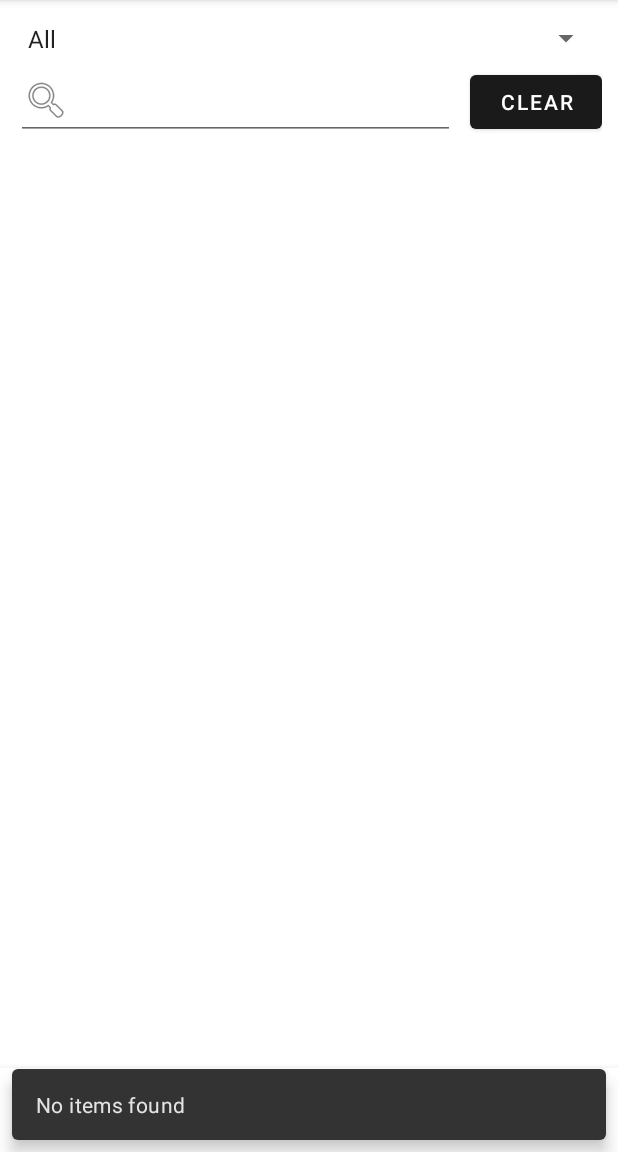
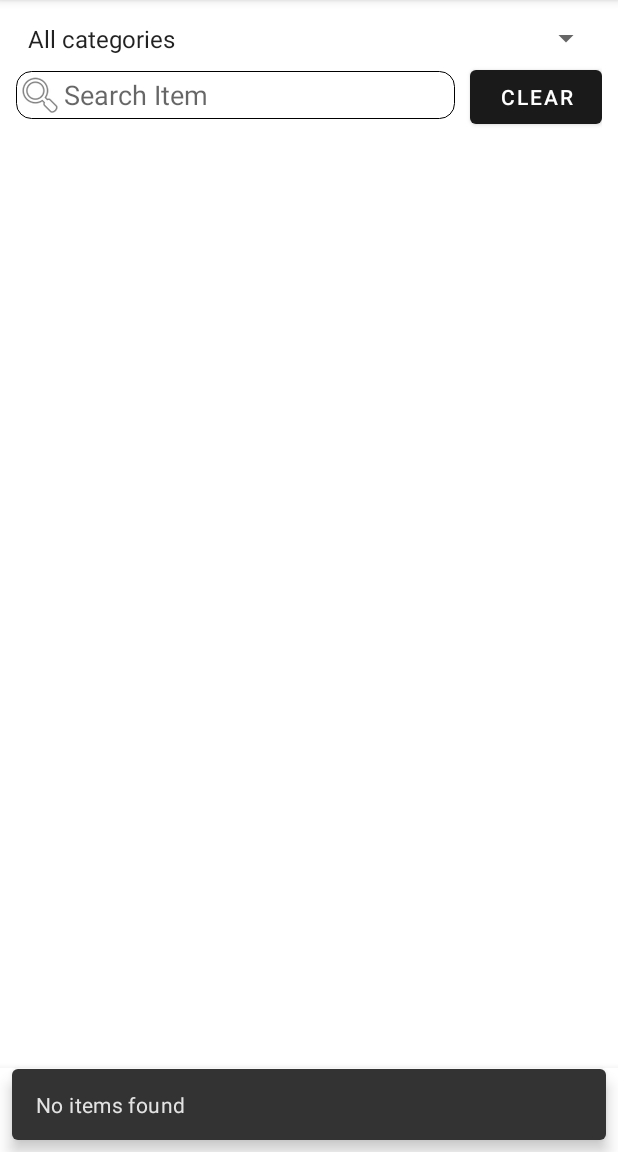
Before and after one commit to nikkon404/GroceryMan, an Android app: the screen it shows after launch (MainActivity), after a tap on "CLEAR", on a phone screen of 412 x 824 dp, the part 84-1236 px from its top. Run offline under Robolectric (Android 15) with nearby library versions, the light colour scheme and no system bars; 2 statements that could not run were skipped; 1 other tap on this screen came first.

Commit message:
UI improments

```diff
--- a/app/src/main/java/com/nikkon/groceryman/Fragments/HomeFragment.java
+++ b/app/src/main/java/com/nikkon/groceryman/Fragments/HomeFragment.java
@@ -88,7 +88,7 @@ public class HomeFragment extends Fragment {
         String[] categories = getContext().getResources().getStringArray(R.array.array_category);
         //add all to the beginning of the list
         String[] allCategories = new String[categories.length + 1];
-        allCategories[0] = "All";
+        allCategories[0] = "All categories";
         System.arraycopy(categories, 0, allCategories, 1, categories.length);
 
 
@@ -101,7 +101,7 @@ public class HomeFragment extends Fragment {
             @Override
             public void onItemSelected(AdapterView<?> adapterView, View view, int i, long l) {
                 String Cat = spinner.getSelectedItem().toString();
-                if (Cat.equals("All")) {
+                if (Cat.equals("All categories")) {
                     loadAllItems();
                 } else {
                     setupData(itemModel.findItemsByCategory(Cat));
--- a/app/src/main/java/com/nikkon/groceryman/Fragments/ScannerFragment.java
+++ b/app/src/main/java/com/nikkon/groceryman/Fragments/ScannerFragment.java
@@ -52,7 +52,7 @@ public class ScannerFragment extends Fragment {
         checkCameraPermission();
         surfaceView = view.findViewById(R.id.surfaceView);
          initialiseDetectorsAndSources();
-       // openDataLoader("041383090219");
+//        openDataLoader("041383090219");
 //        openDataLoader("066721002297");
         return view;
     }
--- a/app/src/main/res/layout/fragment_home.xml
+++ b/app/src/main/res/layout/fragment_home.xml
@@ -22,9 +22,11 @@
             android:layout_weight="3"
             android:inputType="text"
             android:maxLines="1"
+            android:hint="@string/search_item"
             android:imeOptions="actionSearch"
             android:id="@+id/edtSearch"
             android:layout_width="wrap_content"
+            android:background="@drawable/border"
             android:drawableLeft="@android:drawable/ic_menu_search"
             android:layout_height="wrap_content"/>
         <Button
--- a/app/src/main/res/values/strings.xml
+++ b/app/src/main/res/values/strings.xml
@@ -31,6 +31,7 @@
     <string name="days">days</string>
     <string name="reminder_date">Reminder Date</string>
     <string name="expiry_date">Expiry Date</string>
+    <string name="search_item">Search Item</string>
 
 
     <string-array name="array_category">
```
